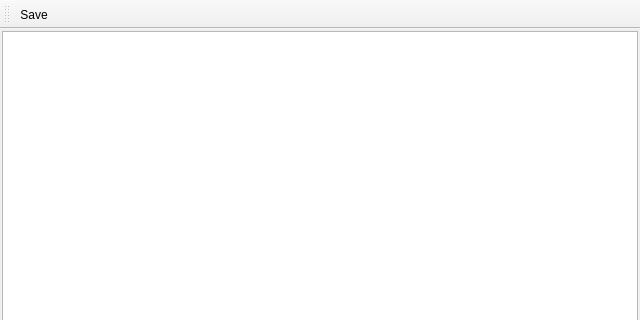
The window that src/QReportGenerator/qreportgenerator.ui (jellespijker/VisionSoilAnalyzer) describes before a commit, drawn with Qt 5; both pictures show x 0 to 640 and y 0 to 320 of the 640 by 800 pixel window.
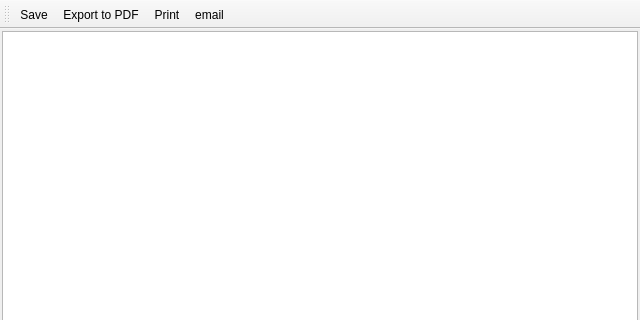
The same window after the commit. Icons and pictures are not drawn.

Commit message: Export to ODF en PDF format added

Diff of the .ui file:
```diff
--- a/src/QReportGenerator/qreportgenerator.ui
+++ b/src/QReportGenerator/qreportgenerator.ui
@@ -75,6 +75,9 @@
     <bool>false</bool>
    </attribute>
    <addaction name="actionSave"/>
+   <addaction name="actionExport_to_PDF"/>
+   <addaction name="actionPrint"/>
+   <addaction name="actionEmail"/>
   </widget>
   <action name="actionSave">
    <property name="icon">
@@ -85,6 +88,33 @@
     <string>Save</string>
    </property>
   </action>
+  <action name="actionExport_to_PDF">
+   <property name="icon">
+    <iconset resource="../VSA/vsa_resources.qrc">
+     <normaloff>:/Icons/Icons/PDF-icon.png</normaloff>:/Icons/Icons/PDF-icon.png</iconset>
+   </property>
+   <property name="text">
+    <string>Export to PDF</string>
+   </property>
+  </action>
+  <action name="actionPrint">
+   <property name="icon">
+    <iconset resource="../VSA/vsa_resources.qrc">
+     <normaloff>:/Icons/Icons/PrintResults-icon.png</normaloff>:/Icons/Icons/PrintResults-icon.png</iconset>
+   </property>
+   <property name="text">
+    <string>Print</string>
+   </property>
+  </action>
+  <action name="actionEmail">
+   <property name="icon">
+    <iconset resource="../VSA/vsa_resources.qrc">
+     <normaloff>:/Icons/Icons/SendSample-icon.png</normaloff>:/Icons/Icons/SendSample-icon.png</iconset>
+   </property>
+   <property name="text">
+    <string>email</string>
+   </property>
+  </action>
  </widget>
  <resources>
   <include location="../VSA/vsa_resources.qrc"/>
```
The commit also changes 5 other files.
